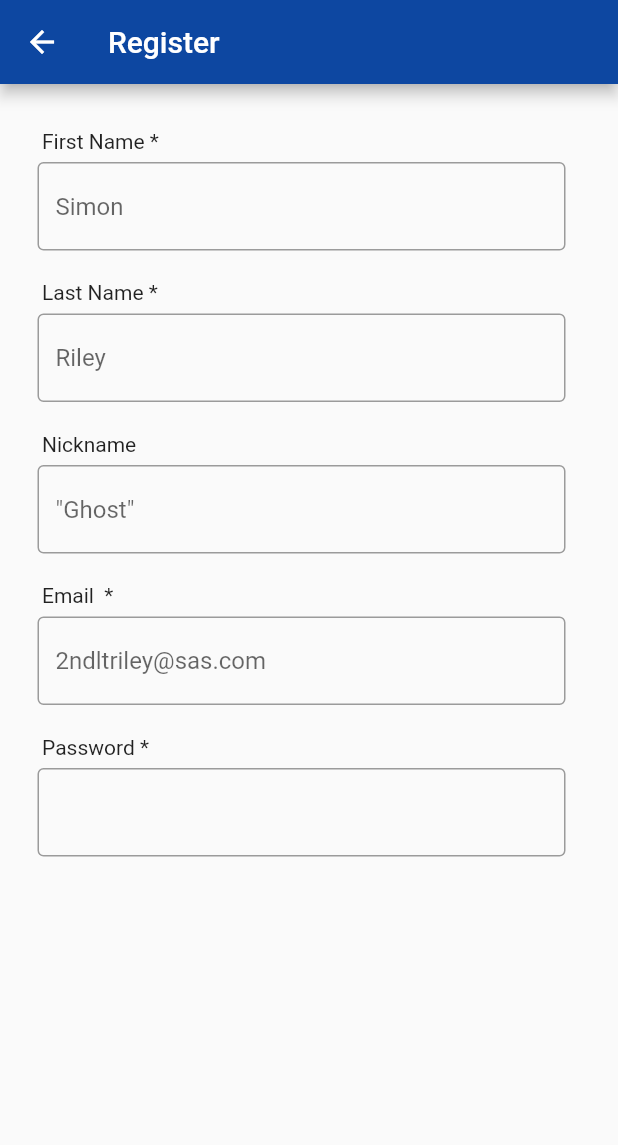
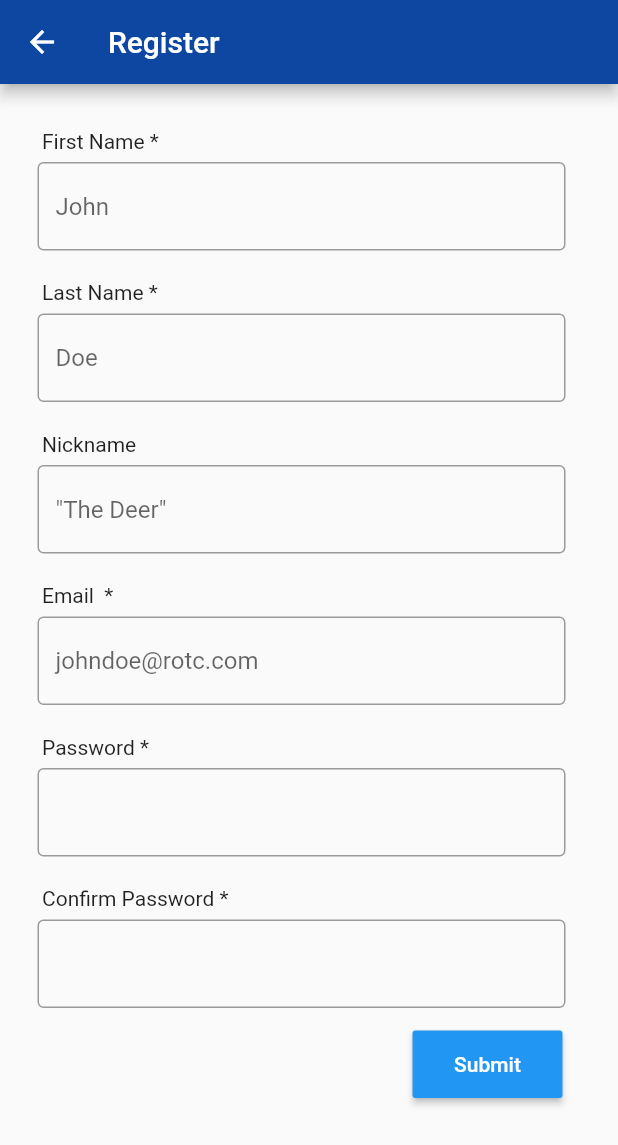
Before and after one commit to M-Connect/ROTC-App, a Flutter app: the RegistrationPage screen opened directly, on a phone screen of 412 x 824 dp. Shown: the top 1145 px of the screen. Run offline on Flutter 3.47's test engine with Material 2 defaults, Android fonts, the phone set to English and light mode, and no system bars; missing offline and left inert: rotc_app2; statements that could not run were skipped.

Commit message:
Added Confirm Password and Submit button

```diff
--- a/rotc_app/lib/app/registration_page/registrationPage.dart
+++ b/rotc_app/lib/app/registration_page/registrationPage.dart
@@ -5,10 +5,10 @@ import 'package:flutter/material.dart';
 // TextFormFields to be modularized
 // validation needs to be fixed
 class RegistrationPage extends StatelessWidget {
-
   // variables
   static final SizedBox spaceBetweenFields = SizedBox(height: 20.0);
   //static final invalidCharacters = RegExp(r'^[0-9_\=@,\.;:]+$');
+
 
   @override
   Widget build(BuildContext context) {
@@ -34,11 +34,13 @@ class RegistrationPage extends StatelessWidget {
               TextFormField(
                 decoration: const InputDecoration(
                   border: OutlineInputBorder(),
-                  hintText: 'Simon',
+                  hintText: 'John',
                 ),
                 onSaved: (String value) {},
                 validator: (String value) {
-                  return value.contains('_') ? 'Letters and hyphens only.' : null;
+                  return value.contains('_')
+                      ? 'Letters and hyphens only.'
+                      : null;
                 },
               ),
               spaceBetweenFields,
@@ -55,11 +57,13 @@ class RegistrationPage extends StatelessWidget {
                   TextFormField(
                     decoration: const InputDecoration(
                       border: OutlineInputBorder(),
-                      hintText: 'Riley',
+                      hintText: 'Doe',
                     ),
                     onSaved: (String value) {},
                     validator: (String value) {
-                      return value.contains('_') ? 'Letters and hyphens only.' : null;
+                      return value.contains('_')
+                          ? 'Letters and hyphens only.'
+                          : null;
                     },
                   ),
                 ],
@@ -78,11 +82,13 @@ class RegistrationPage extends StatelessWidget {
                   TextFormField(
                     decoration: const InputDecoration(
                       border: OutlineInputBorder(),
-                      hintText: '\"Ghost\"',
+                      hintText: '\"The Deer\"',
                     ),
                     onSaved: (String value) {},
                     validator: (String value) {
-                     return value.contains('_') ? 'Only type in letters and numbers.' : null;
+                      return value.contains('_')
+                          ? 'Only type in letters and numbers.'
+                          : null;
                     },
                   ),
                 ],
@@ -101,11 +107,13 @@ class RegistrationPage extends StatelessWidget {
                   TextFormField(
                     decoration: const InputDecoration(
                       border: OutlineInputBorder(),
-                      hintText: '2ndltriley@sas.com',
+                      hintText: 'johndoe@rotc.com',
                     ),
                     onSaved: (String value) {},
                     validator: (String value) {
-                      return value.contains('@') ? null : 'Invalid email type, must contain @ symbol.';
+                      return value.contains('@')
+                          ? null
+                          : 'Invalid email type, must contain @ symbol.';
                     },
                   ),
                 ],
@@ -127,9 +135,45 @@ class RegistrationPage extends StatelessWidget {
                     ),
                     obscureText: true,
                     onSaved: (String value) {},
-                    /*validator: (String value) {
-                      return value.contains('_') ? 'Do not use the _ char.' : null;
-                    },*/
+                    validator: (String value) {
+                      return value.isEmpty ? 'Field cannot be blank.' : null;
+                    },
+                  ),
+                ],
+              ),
+              spaceBetweenFields,
+              Column(
+                mainAxisAlignment: MainAxisAlignment.start,
+                crossAxisAlignment: CrossAxisAlignment.start,
+                children: [
+                  Padding(
+                    padding: const EdgeInsets.only(left: 3.0, bottom: 6.0),
+                    child: Text(
+                      'Confirm Password *',
+                    ),
+                  ),
+                  TextFormField(
+                    decoration: const InputDecoration(
+                      border: OutlineInputBorder(),
+                    ),
+                    obscureText: true,
+                    onSaved: (String value) {},
+                    validator: (String value) {
+                      return value.isEmpty ? 'Field cannot be blank.' : null;
+                    },
+                  ),
+                  Padding(
+                    padding: const EdgeInsets.fromLTRB(250.0, 15.0, 0.0, 30.0),
+                    child: SizedBox(
+                      width: 100.0,
+                      height: 45.0,
+                      child: RaisedButton(
+                        color: Colors.blue,
+                        textColor: Colors.white,
+                        onPressed: () {},
+                        child: Text('Submit'),
+                      ),
+                    ),
                   ),
                 ],
               ),
```
